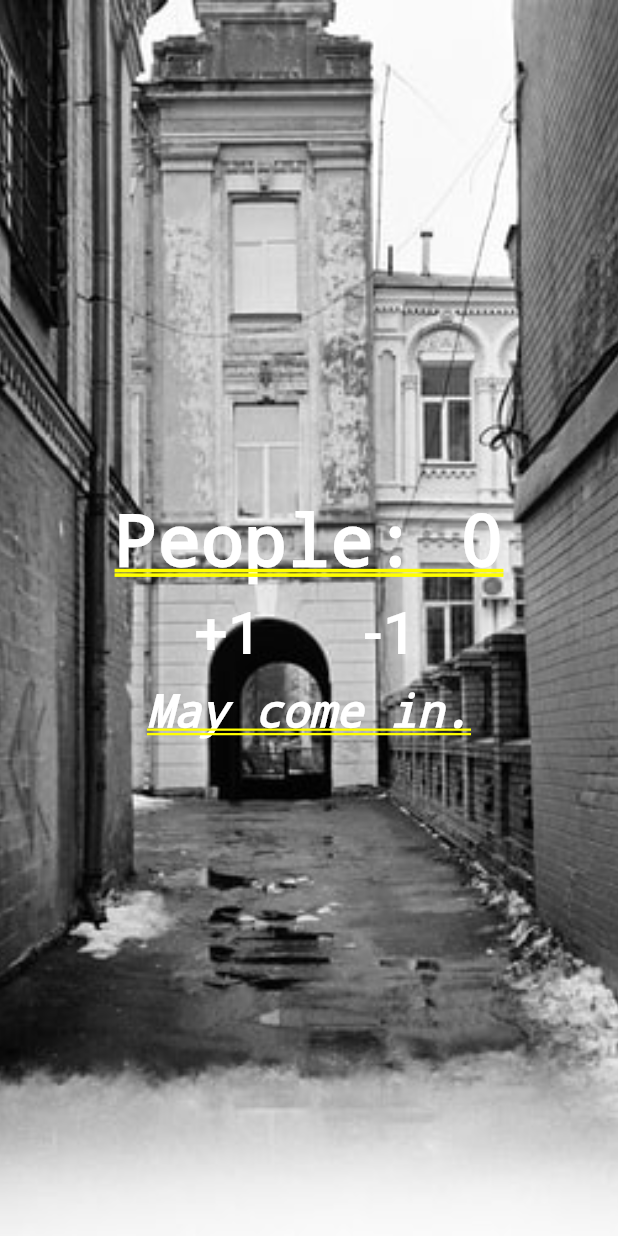
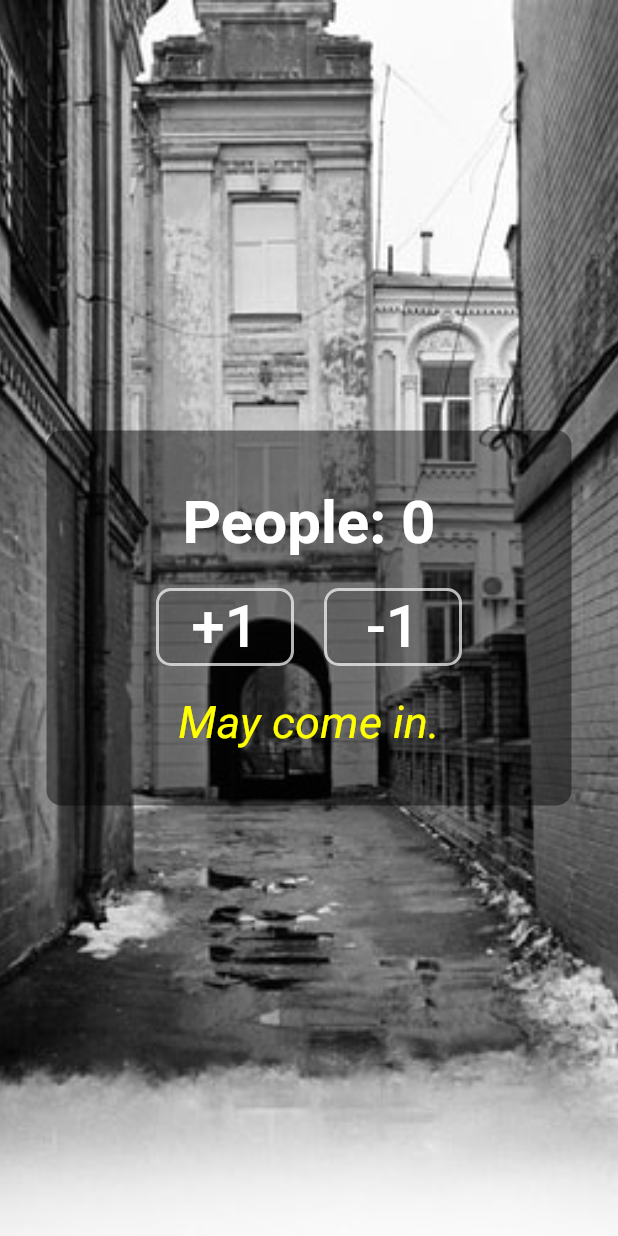
Before and after one commit to ozielalves/flutter, a Flutter app: the screen it shows after launch, on a phone screen of 412 x 824 dp. Run offline on Flutter 3.47's test engine with Material 2 defaults, Android fonts, the phone set to English and light mode, and no system bars.

```diff
--- a/imc/lib/main.dart
+++ b/imc/lib/main.dart
@@ -4,6 +4,7 @@ void main() {
   runApp(MaterialApp(
     title: "Calculadora IMD",
     home: Home(),
+    debugShowCheckedModeBanner: false,
   ));
 }
 
@@ -70,6 +71,8 @@ class _HomeState extends State<Home> {
           child: Column(
             crossAxisAlignment: CrossAxisAlignment.stretch,
             children: <Widget>[
+              Row(
+                children: <Widget>[
                   ShaderMask(
                     shaderCallback: (bounds) => RadialGradient(
                       center: Alignment.topLeft,
@@ -78,6 +81,18 @@ class _HomeState extends State<Home> {
                       tileMode: TileMode.mirror,
                     ).createShader(bounds),
                     child: Icon(Icons.person, size: 120, color: Colors.white),
+                  ),
+                  Padding(
+                      padding: EdgeInsets.only(left: 20.0),
+                      child: Container(
+                        constraints: BoxConstraints(maxWidth: 200),
+                        child: Text(
+                          _textInfo,
+                          textAlign: TextAlign.center,
+                          style: TextStyle(color: Colors.teal, fontSize: 25.0),
+                        ),
+                      ))
+                ],
               ),
               Padding(
                 padding: EdgeInsets.only(top: 10.0, bottom: 10.0),
@@ -146,14 +161,6 @@ class _HomeState extends State<Home> {
                       shape: RoundedRectangleBorder(
                           borderRadius: BorderRadius.circular(10)),
                     )),
-              ),
-              Padding(
-                padding: EdgeInsets.only(top: 30.0, bottom: 10.0),
-                child: Text(
-                  _textInfo,
-                  textAlign: TextAlign.center,
-                  style: TextStyle(color: Colors.indigo, fontSize: 25.0),
-                ),
               )
             ],
           ),
--- a/restaurant_counter/lib/main.dart
+++ b/restaurant_counter/lib/main.dart
@@ -29,48 +29,77 @@ class _HomeState extends State<Home> {
   }
 
   Widget build(BuildContext context) {
-    return Stack(children: <Widget>[
+    return Material(
+        type: MaterialType.transparency,
+        child: Stack(children: <Widget>[
           Image.asset(
             "images/beco.jpg",
             fit: BoxFit.cover,
             height: 1000.0,
           ),
+          Center(
+              child: Container(
+            width: 350.0,
+            height: 250.0,
+            decoration: BoxDecoration(
+              color: Colors.black45,
+              borderRadius: BorderRadius.all(Radius.circular(
+                      10.0) //                 <--- border radius here
+                  ),
+            ),
+          )),
           Column(
             mainAxisAlignment: MainAxisAlignment.center,
             children: <Widget>[
               Text("People: $_people",
-              style:
-                  TextStyle(color: Colors.white, fontWeight: FontWeight.bold)),
+                  style: TextStyle(
+                      color: Colors.white,
+                      fontWeight: FontWeight.bold,
+                      fontSize: 40)),
               Row(
                 mainAxisAlignment: MainAxisAlignment.center,
                 children: <Widget>[
                   Padding(
-                  padding: EdgeInsets.all(10.0),
+                      padding: EdgeInsets.fromLTRB(10.0, 20.0, 10.0, 20.0),
+                      child: Container(
+                          decoration: BoxDecoration(
+                              color: Colors.black12,
+                              border:
+                                  Border.all(width: 2.0, color: Colors.white70),
+                              borderRadius: BorderRadius.circular(10.0)),
                           child: FlatButton(
                             child: Text("+1",
-                        style: TextStyle(fontSize: 40.0, color: Colors.white)),
+                                style: TextStyle(
+                                    fontSize: 40.0, color: Colors.white)),
                             onPressed: () {
                               _changePeople(1);
                             },
-                  )),
+                          ))),
                   Padding(
-                  padding: EdgeInsets.all(10.0),
+                      padding: EdgeInsets.fromLTRB(10.0, 20.0, 10.0, 20.0),
+                      child: Container(
+                          decoration: BoxDecoration(
+                              color: Colors.black12,
+                              border:
+                                  Border.all(width: 2.0, color: Colors.white70),
+                              borderRadius: BorderRadius.circular(10.0)),
                           child: FlatButton(
                             child: Text("-1",
-                        style: TextStyle(fontSize: 40.0, color: Colors.white)),
+                                style: TextStyle(
+                                    fontSize: 40.0, color: Colors.white)),
                             onPressed: () {
                               _changePeople(-1);
                             },
-                  )),
+                          ))),
                 ],
               ),
               Text("$_message",
                   style: TextStyle(
                       fontStyle: FontStyle.italic,
-                  color: Colors.white,
+                      color: Colors.yellowAccent,
                       fontSize: 30))
             ],
           )
-    ]);
+        ]));
   }
 }
```
Also changed, not shown: assets/flutter-logo.png (added), assets/imc-preview.png (added), assets/restaurant-counter-preview.png (added), 3 other files. Lines whose indentation alone changed are shown as unchanged.
